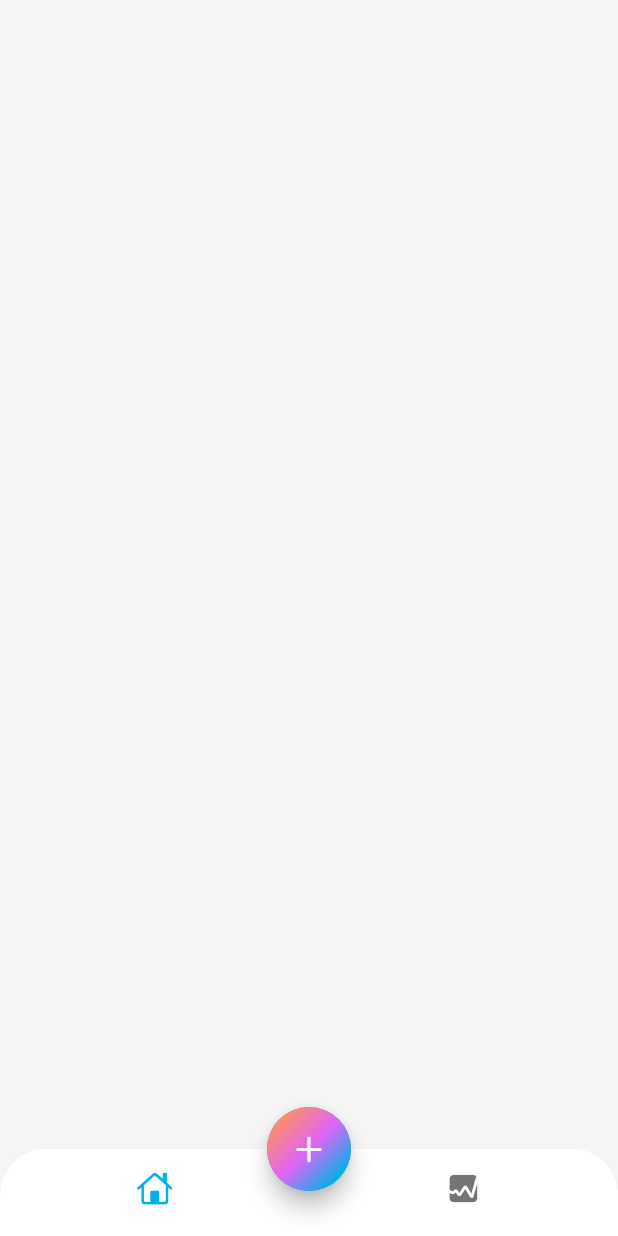
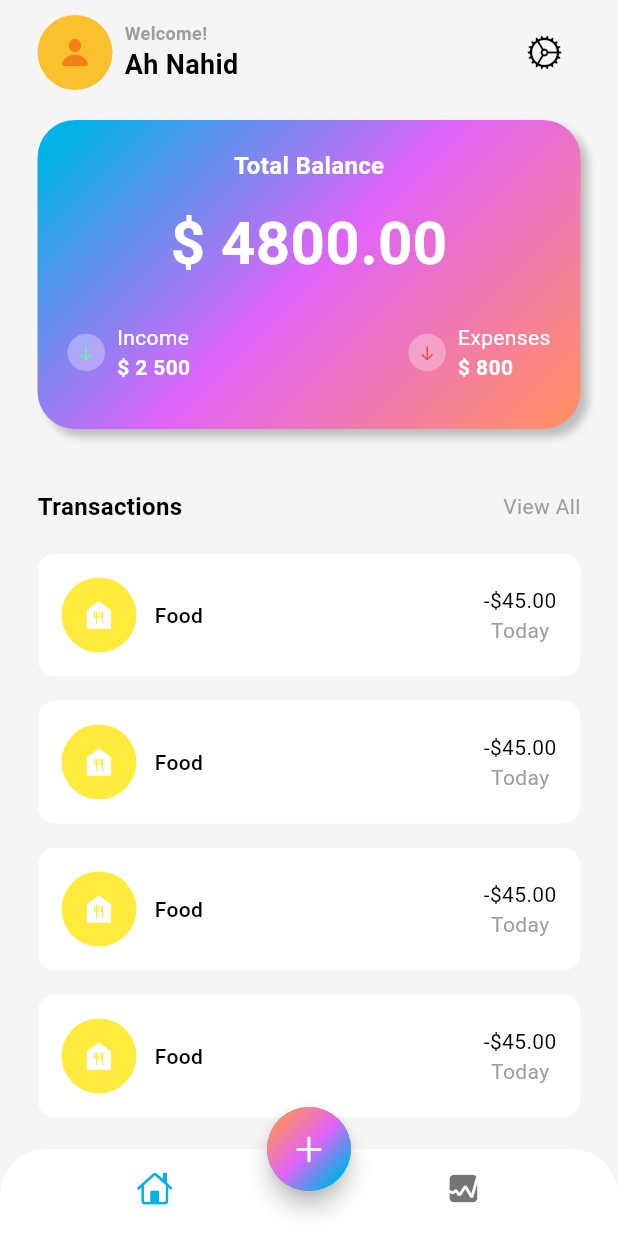
Before and after one commit to ah-nah1d/expense_tracker, a Flutter app: the screen it shows after launch, on a phone screen of 412 x 824 dp. Run offline on Flutter 3.47's test engine with Material 3 defaults, Android fonts, the phone set to English and light mode, and no system bars.

Commit message:
Created Homepage

```diff
--- a/lib/app_view.dart
+++ b/lib/app_view.dart
@@ -16,6 +16,7 @@ class MyAppView extends StatelessWidget {
           primary: const Color(0xFF00B2E7),
           secondary: const Color(0xFFE064F7),
           tertiary: const Color(0xFFFF8D6C),
+          outline: Colors.grey,
         )
       ),
       home: HomeScreen(),
--- a/lib/screens/Home/views/home_screen.dart
+++ b/lib/screens/Home/views/home_screen.dart
@@ -1,5 +1,6 @@
 import 'dart:math';
 
+import 'package:expense_tracker/screens/Home/views/main_screen.dart';
 import 'package:flutter/cupertino.dart';
 import 'package:flutter/material.dart';
 
@@ -53,6 +54,7 @@ class HomeScreen extends StatelessWidget {
           ),
         ),
       ),
+      body: const MainScreen(),
     );
   }
 }
--- /dev/null
+++ b/lib/screens/Home/views/main_screen.dart
@@ -0,0 +1,303 @@
+import 'dart:math';
+
+import 'package:flutter/cupertino.dart';
+import 'package:flutter/material.dart';
+
+class MainScreen extends StatelessWidget {
+  const MainScreen({super.key});
+
+  @override
+  Widget build(BuildContext context) {
+    return SafeArea(
+      child: Padding(
+        padding: const EdgeInsets.symmetric(horizontal: 25.0, vertical: 10),
+        child: Column(
+          children: [
+            Row(
+              mainAxisAlignment: MainAxisAlignment.spaceBetween,
+              children: [
+                Row(
+                  children: [
+                    Stack(
+                      alignment: Alignment.center,
+                      children: [
+                        Container(
+                          width: 50,
+                          height: 50,
+                          decoration: BoxDecoration(
+                              shape: BoxShape.circle,
+                              color: Colors.yellow[700]),
+                        ),
+                        Icon(CupertinoIcons.person_fill,
+                            color: Colors.yellow[900])
+                      ],
+                    ),
+                    const SizedBox(
+                      width: 8,
+                    ),
+                    Column(
+                      crossAxisAlignment: CrossAxisAlignment.start,
+                      children: [
+                        Text(
+                          "Welcome!",
+                          style: TextStyle(
+                              fontSize: 12,
+                              fontWeight: FontWeight.w600,
+                              color: Theme.of(context).colorScheme.outline),
+                        ),
+                        Text(
+                          "Ah Nahid",
+                          style: TextStyle(
+                              fontSize: 18,
+                              fontWeight: FontWeight.bold,
+                              color: Theme.of(context).colorScheme.onSurface),
+                        ),
+                      ],
+                    ),
+                  ],
+                ),
+                IconButton(
+                    onPressed: () {}, icon: Icon(CupertinoIcons.settings))
+              ],
+            ),
+            SizedBox(
+              height: 20,
+            ),
+            Container(
+              width: MediaQuery.of(context).size.width,
+              height: MediaQuery.of(context).size.width / 2,
+              decoration: BoxDecoration(
+                  gradient: LinearGradient(colors: [
+                    Theme.of(context).colorScheme.primary,
+                    Theme.of(context).colorScheme.secondary,
+                    Theme.of(context).colorScheme.tertiary,
+                  ], transform: const GradientRotation(pi / 4)),
+                  borderRadius: BorderRadius.circular(25),
+                  boxShadow: [
+                    BoxShadow(
+                        blurRadius: 4,
+                        color: Colors.grey.shade400,
+                        offset: Offset(5, 5))
+                  ]),
+              child: Column(
+                mainAxisAlignment: MainAxisAlignment.center,
+                children: [
+                  Text(
+                    "Total Balance",
+                    style: TextStyle(
+                        fontSize: 16,
+                        color: Colors.white,
+                        fontWeight: FontWeight.w600),
+                  ),
+                  SizedBox(
+                    height: 12,
+                  ),
+                  Text(
+                    "\$ 4800.00",
+                    style: TextStyle(
+                        fontSize: 40,
+                        color: Colors.white,
+                        fontWeight: FontWeight.bold),
+                  ),
+                  SizedBox(
+                    height: 12,
+                  ),
+                  Padding(
+                    padding: const EdgeInsets.symmetric(
+                        vertical: 12, horizontal: 20),
+                    child: Row(
+                      mainAxisAlignment: MainAxisAlignment.spaceBetween,
+                      children: [
+                        Row(
+                          children: [
+                            Container(
+                              width: 25,
+                              height: 25,
+                              decoration: const BoxDecoration(
+                                  color: Colors.white30,
+                                  shape: BoxShape.circle),
+                              child: const Center(
+                                  child: Icon(
+                                CupertinoIcons.arrow_down,
+                                size: 12,
+                                color: Colors.greenAccent,
+                              )),
+                            ),
+                            const SizedBox(
+                              width: 8,
+                            ),
+                            const Column(
+                              crossAxisAlignment: CrossAxisAlignment.start,
+                              children: [
+                                Text(
+                                  "Income",
+                                  style: TextStyle(
+                                      fontSize: 14,
+                                      color: Colors.white,
+                                      fontWeight: FontWeight.w400),
+                                ),
+                                Text(
+                                  "\$ 2 500",
+                                  style: TextStyle(
+                                      fontSize: 14,
+                                      color: Colors.white,
+                                      fontWeight: FontWeight.w600),
+                                ),
+                              ],
+                            )
+                          ],
+                        ),
+                        Row(
+                          children: [
+                            Container(
+                              width: 25,
+                              height: 25,
+                              decoration: const BoxDecoration(
+                                  color: Colors.white30,
+                                  shape: BoxShape.circle),
+                              child: const Center(
+                                  child: Icon(
+                                CupertinoIcons.arrow_down,
+                                size: 12,
+                                color: Colors.red,
+                              )),
+                            ),
+                            const SizedBox(
+                              width: 8,
+                            ),
+                            const Column(
+                              crossAxisAlignment: CrossAxisAlignment.start,
+                              children: [
+                                Text(
+                                  "Expenses",
+                                  style: TextStyle(
+                                      fontSize: 14,
+                                      color: Colors.white,
+                                      fontWeight: FontWeight.w400),
+                                ),
+                                Text(
+                                  "\$ 800",
+                                  style: TextStyle(
+                                      fontSize: 14,
+                                      color: Colors.white,
+                                      fontWeight: FontWeight.w600),
+                                ),
+                              ],
+                            )
+                          ],
+                        ),
+                      ],
+                    ),
+                  )
+                ],
+              ),
+            ),
+            const SizedBox(
+              height: 40,
+            ),
+            Row(
+              mainAxisAlignment: MainAxisAlignment.spaceBetween,
+              children: [
+                Text(
+                  'Transactions',
+                  style: TextStyle(
+                      fontSize: 16,
+                      color: Theme.of(context).colorScheme.onSurface,
+                      fontWeight: FontWeight.bold),
+                ),
+                GestureDetector(
+                  onTap: () {},
+                  child: Text(
+                    'View All',
+                    style: TextStyle(
+                      fontSize: 14,
+                      color: Theme.of(context).colorScheme.outline,
+                      fontWeight: FontWeight.w400
+                    ),
+                  ),
+                )
+              ],
+            ),
+            const SizedBox(
+              height: 20,
+            ),
+            Expanded(
+              child: ListView.builder(
+                itemCount: 6,
+                itemBuilder: (context, int i) {
+                  return Padding(
+                    padding: const EdgeInsets.only(bottom: 16.0),
+                    child: Container(
+                      decoration: BoxDecoration(
+                        color: Colors.white,
+                        borderRadius: BorderRadius.circular(12),
+                      ),
+                      child: Padding(
+                        padding: const EdgeInsets.all(16.0),
+                        child: Row(
+                          mainAxisAlignment: MainAxisAlignment.spaceBetween,
+                          children: [
+                            Row(
+                              children: [
+                                Stack(
+                                  alignment: Alignment.center,
+                                  children: [
+                                    Container(
+                                      width: 50,
+                                      height: 50,
+                                      decoration: BoxDecoration(
+                                        color: Colors.yellow,
+                                        shape: BoxShape.circle
+                                      ),
+                                    ),
+                                    const Icon(
+                                      Icons.food_bank,
+                                      color: Colors.white,
+                                    )
+                                  ],
+                                ),
+                                SizedBox(width: 12,),
+                                Text(
+                                  'Food',
+                                  style: TextStyle(
+                                    fontSize: 14,
+                                    color: Theme.of(context).colorScheme.onSurface,
+                                    fontWeight: FontWeight.w500
+                                  ),
+                                ),
+                              ],
+                            ),
+                            Column(
+                              children: [
+                                Text(
+                                  '-\$45.00',
+                                  style: TextStyle(
+                                    fontSize: 14,
+                                    color: Theme.of(context).colorScheme.onSurface,
+                                    fontWeight: FontWeight.w400
+                                  ),
+                                ),
+                                Text(
+                                  'Today',
+                                  style: TextStyle(
+                                    fontSize: 14,
+                                    color: Theme.of(context).colorScheme.outline,
+                                    fontWeight: FontWeight.w400
+                                  ),
+                                ),
+                              ],
+                            )
+                          ],
+                        ),
+                      ),
+                    ),
+                  );
+                }
+              ),
+            )
+          ],
+        ),
+      ),
+    );
+  }
+}
```
